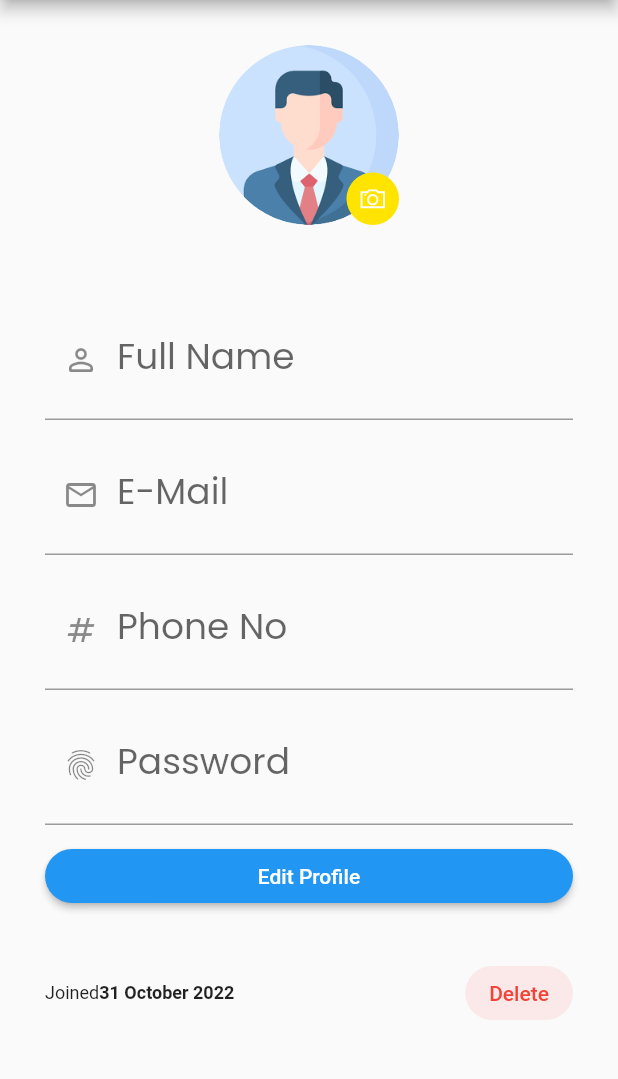
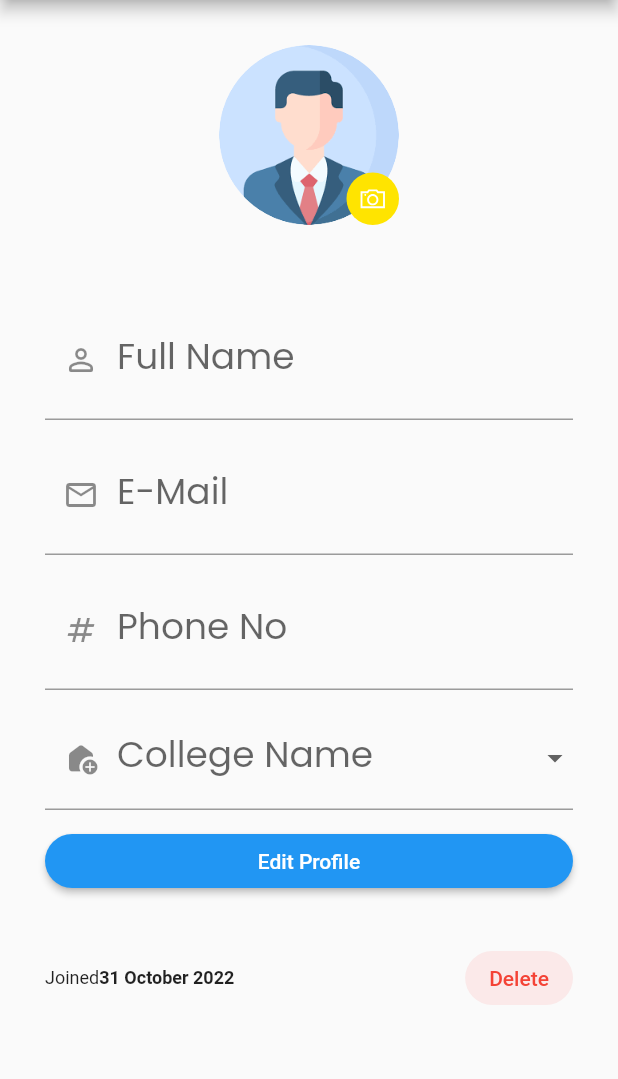
Before and after one commit to rajharsh18/dhamni_app, a Flutter app: the ProfileScreen screen opened directly, after a tap on "Edit Profile", on a phone screen of 412 x 824 dp, the part 84-1163 px from its top. Run offline on Flutter 3.47's test engine with Material 2 defaults, Android fonts, the phone set to English and light mode, and no system bars; our stand-ins replace cloud_firestore, firebase_auth, firebase_core, flutter_otp_text_field, get, google_fonts and 1 more; accounts and stored records are empty.

Commit message:
Added dropdown for college

```diff
--- a/lib/src/constants/text_strings.dart
+++ b/lib/src/constants/text_strings.dart
@@ -6,6 +6,7 @@ const String tLogin = "Login";
 const String tEmail = "E-Mail";
 const String tSignup = "Signup";
 const String tPhoneNo = "Phone No";
+const String tCollegeName = "College Name";
 const String tPassword = "Password";
 const String tFullName = "Full Name";
 const String tForgetPassword = "Forget Password";
--- a/lib/src/features/authentication/models/user_model.dart
+++ b/lib/src/features/authentication/models/user_model.dart
@@ -6,6 +6,7 @@ class UserModel {
   final String email;
   final String phoneNo;
   final String password;
+  final String collegeName;
 
   const UserModel({
     this.id,
@@ -13,6 +14,7 @@ class UserModel {
     required this.password,
     required this.phoneNo,
     required this.fullName,
+    required this.collegeName,
   });
 
   toJson() {
@@ -21,6 +23,7 @@ class UserModel {
       "Email": email,
       "Phone": phoneNo,
       "Password": password,
+      "CollegeName": collegeName,
     };
   }
 
@@ -33,6 +36,7 @@ class UserModel {
       password: data["Password"],
       phoneNo: data["Phone"],
       fullName: data["FullName"],
+      collegeName: data["CollegeName"],
     );
   }
 }
--- a/lib/src/features/core/screens/profile/profile_screen.dart
+++ b/lib/src/features/core/screens/profile/profile_screen.dart
@@ -2,6 +2,8 @@ import 'package:dhamni/src/constants/colors.dart';
 import 'package:dhamni/src/constants/image_strings.dart';
 import 'package:dhamni/src/constants/sizes.dart';
 import 'package:dhamni/src/constants/text_strings.dart';
+import 'package:dhamni/src/features/authentication/models/user_model.dart';
+import 'package:dhamni/src/features/core/controllers/profile_controller.dart';
 import 'package:dhamni/src/features/core/screens/profile/all_users.dart';
 import 'package:dhamni/src/features/core/screens/profile/update_profile_screen.dart';
 import 'package:dhamni/src/features/core/screens/profile/widgets/profile_menu.dart';
@@ -15,6 +17,7 @@ class ProfileScreen extends StatelessWidget {
 
   @override
   Widget build(BuildContext context) {
+    final controller = Get.put(ProfileController());
     return Scaffold(
       appBar: AppBar(
         leading: IconButton(
@@ -35,7 +38,13 @@ class ProfileScreen extends StatelessWidget {
       body: SingleChildScrollView(
         child: Container(
           padding: const EdgeInsets.all(tDefaultSize),
-          child: Column(
+          child: FutureBuilder(
+            future: controller.getUserData(),
+            builder: (context, snapshot) {
+              if (snapshot.connectionState == ConnectionState.done) {
+                if (snapshot.hasData) {
+                  UserModel userData = snapshot.data as UserModel;
+                  return Column(
                     children: [
                       Stack(
                         children: [
@@ -72,11 +81,11 @@ class ProfileScreen extends StatelessWidget {
                         height: 10,
                       ),
                       Text(
-                tProfileHeading,
+                        userData.fullName,
                         style: Theme.of(context).textTheme.headlineMedium,
                       ),
                       Text(
-                tProfileSubHeading,
+                        userData.email,
                         style: Theme.of(context).textTheme.headlineSmall,
                       ),
                       const SizedBox(
@@ -137,6 +146,16 @@ class ProfileScreen extends StatelessWidget {
                         },
                       ),
                     ],
+                  );
+                } else if (snapshot.hasError) {
+                  return Center(child: Text(snapshot.error.toString()));
+                } else {
+                  return Center(child: Text('Sonething went Wrong !!!'));
+                }
+              } else {
+                return Center(child: CircularProgressIndicator());
+              }
+            },
           ),
         ),
       ),
--- a/lib/src/features/core/screens/profile/update_profile_screen.dart
+++ b/lib/src/features/core/screens/profile/update_profile_screen.dart
@@ -9,7 +9,20 @@ import 'package:get/get.dart';
 import 'package:line_awesome_flutter/line_awesome_flutter.dart';
 
 class UpdateProfileScreen extends StatelessWidget {
-  const UpdateProfileScreen({Key? key}) : super(key: key);
+  UpdateProfileScreen({Key? key}) : super(key: key);
+
+  late String country_id;
+  final _country = [
+    "America",
+    "Brazil",
+    "Canada",
+    "India",
+    "Mongalia",
+    "USA",
+    "China",
+    "Russia",
+    "Germany"
+  ];
 
   @override
   Widget build(BuildContext context) {
@@ -94,12 +107,28 @@ class UpdateProfileScreen extends StatelessWidget {
                                 prefixIcon: Icon(Icons.numbers)),
                           ),
                           const SizedBox(height: tFormHeight - 20),
-                          TextFormField(
-                            initialValue: userData.password,
+                          DropdownButtonFormField(
+                            // value: userData.collegeName,
                             decoration: const InputDecoration(
-                                label: Text(tPassword),
-                                prefixIcon: Icon(Icons.fingerprint)),
+                                label: Text(tCollegeName),
+                                prefixIcon: Icon(Icons.add_home_rounded)),
+                            items: _country
+                                .map((e) => DropdownMenuItem(
+                                      child: Text(e),
+                                      value: e,
+                                    ))
+                                .toList(),
+                            onChanged: (dynamic value) {
+                              country_id = value;
+                            },
                           ),
+                          // const SizedBox(height: tFormHeight - 20),
+                          // TextFormField(
+                          //   initialValue: userData.password,
+                          //   decoration: const InputDecoration(
+                          //       label: Text(tPassword),
+                          //       prefixIcon: Icon(Icons.fingerprint)),
+                          // ),
                           const SizedBox(height: tFormHeight - 20),
                           SizedBox(
                             width: double.infinity,
--- a/pubspec.yaml
+++ b/pubspec.yaml
@@ -18,6 +18,7 @@ dependencies:
   firebase_auth: ^4.3.0
   line_awesome_flutter: ^2.0.0
   cloud_firestore: ^4.5.0
+  dropdownfield: ^1.0.3
 
 
 dev_dependencies:
```
Also changed, not shown: lib/src/features/authentication/screens/signup/signup_form_widget.dart (+31 -10 lines), pubspec.lock. Lines whose indentation alone changed are shown as unchanged.
